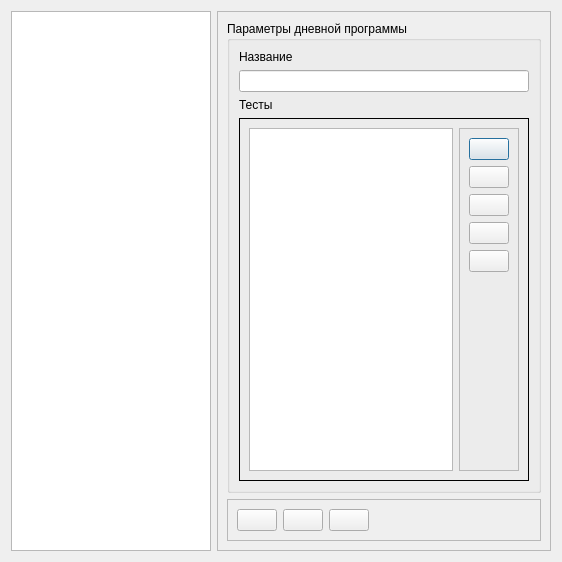
Before: the Qt Designer form personal_programs/dialogs/dailyprogramseditor.ui in grigp/a-analyser, drawn with Qt 5.
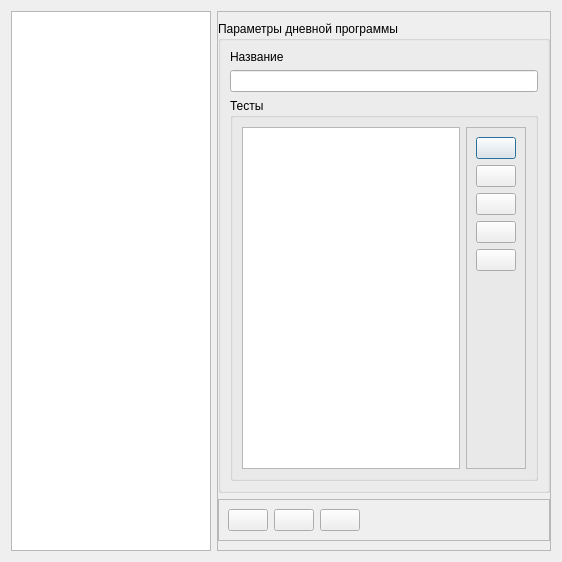
After: the same form once the commit is applied. Icons and pictures are not drawn.

The edit to the form file:
```diff
--- a/personal_programs/dialogs/dailyprogramseditor.ui
+++ b/personal_programs/dialogs/dailyprogramseditor.ui
@@ -39,6 +39,12 @@
       <enum>QFrame::Raised</enum>
      </property>
      <layout class="QVBoxLayout" name="verticalLayout_2">
+      <property name="leftMargin">
+       <number>0</number>
+      </property>
+      <property name="rightMargin">
+       <number>0</number>
+      </property>
       <item>
        <widget class="QGroupBox" name="gbDP">
         <property name="title">
@@ -56,21 +62,11 @@
           <widget class="QLineEdit" name="edName"/>
          </item>
          <item>
-          <widget class="QLabel" name="lblTests">
-           <property name="text">
+          <widget class="QGroupBox" name="gbTests">
+           <property name="title">
             <string>Тесты</string>
            </property>
-          </widget>
-         </item>
-         <item>
-          <widget class="QFrame" name="frTests">
-           <property name="frameShape">
-            <enum>QFrame::Panel</enum>
-           </property>
-           <property name="frameShadow">
-            <enum>QFrame::Plain</enum>
-           </property>
-           <layout class="QHBoxLayout" name="horizontalLayout_3">
+           <layout class="QHBoxLayout" name="horizontalLayout_4">
             <item>
              <widget class="QTreeView" name="tvTests"/>
             </item>
```
